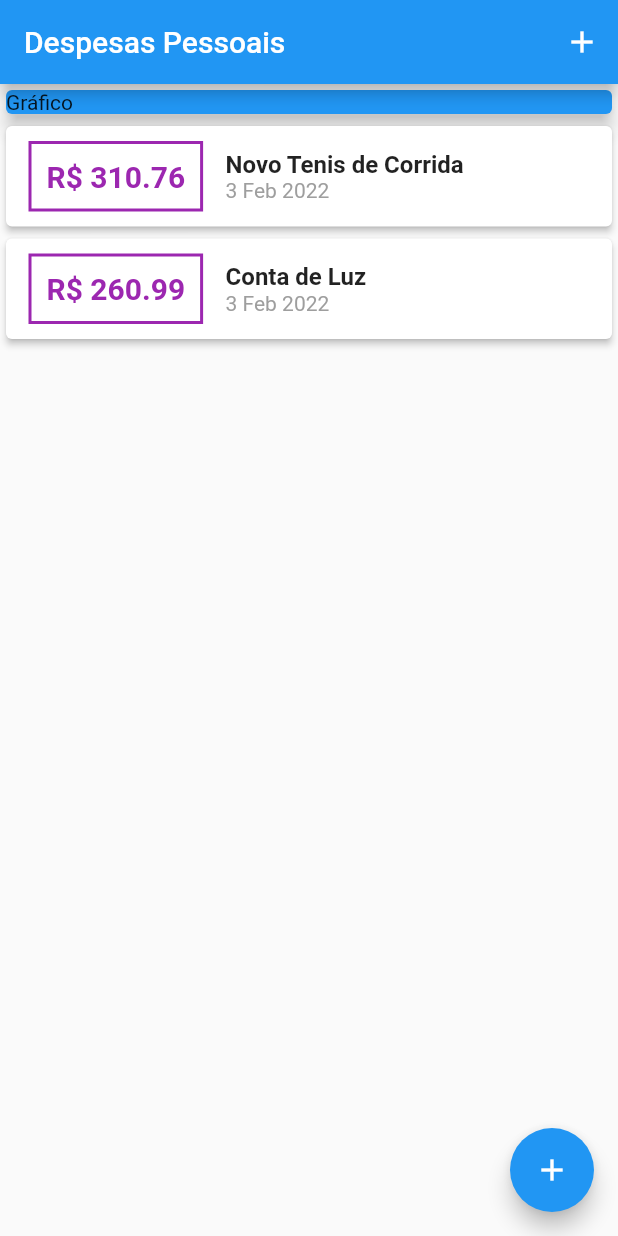
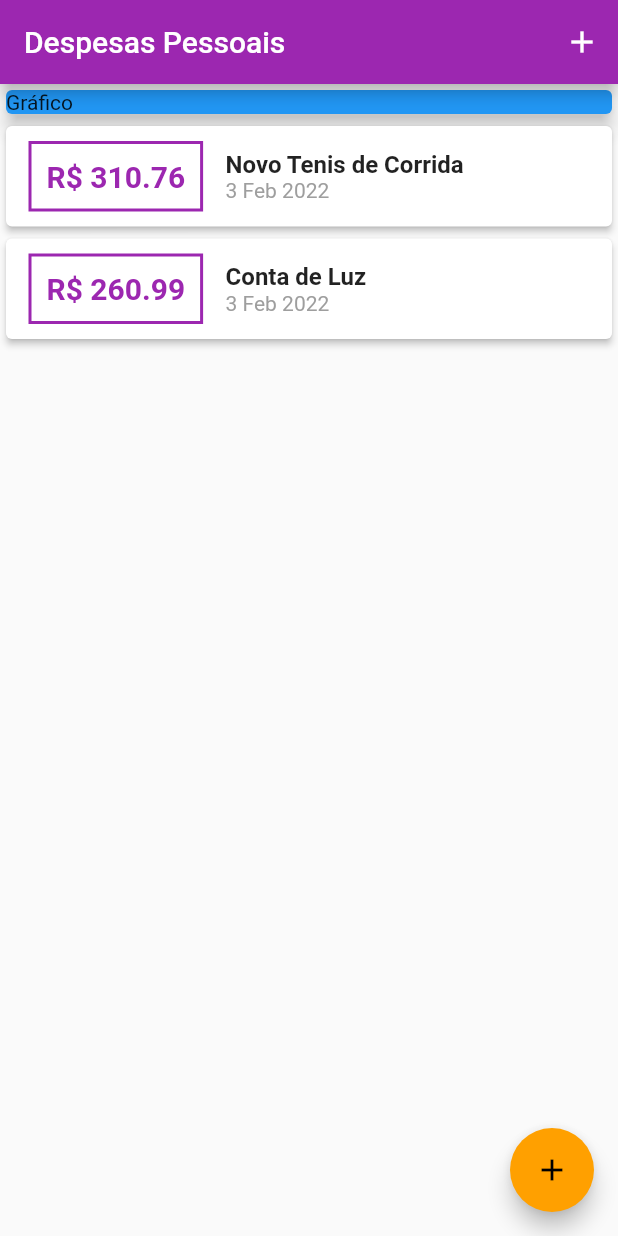
Before and after one commit to diegojaldim/expenses_app, a Flutter app: the screen it shows after launch, on a phone screen of 412 x 824 dp. Run offline on Flutter 3.47's test engine with Material 2 defaults, Android fonts, the phone set to English and light mode, and no system bars.

Commit message:
Set theme color

```diff
--- a/lib/components/transaction_list.dart
+++ b/lib/components/transaction_list.dart
@@ -28,17 +28,17 @@ class TransactionList extends StatelessWidget {
                   ),
                   decoration: BoxDecoration(
                     border: Border.all(
-                      color: Colors.purple,
+                      color: Theme.of(context).primaryColor,
                       width: 2,
                     )
                   ),
                   padding: const EdgeInsets.all(10),
                   child: Text(
                     'R\$ ${tr.value.toStringAsFixed(2)}',
-                    style: const TextStyle(
+                    style: TextStyle(
                       fontWeight: FontWeight.bold,
                       fontSize: 20,
-                      color: Colors.purple
+                      color: Theme.of(context).primaryColor
                     ),
                   ),
                 ),
--- a/lib/main.dart
+++ b/lib/main.dart
@@ -14,7 +14,11 @@ class ExpensesApp extends StatelessWidget {
 
   @override
   Widget build(BuildContext context) {
-    return const MaterialApp(
+    return MaterialApp(
+      theme: ThemeData(
+        primarySwatch: Colors.purple,
+        accentColor: Colors.amber[700]
+      ),
       home: MyHomePage(),
     );
   }
```
